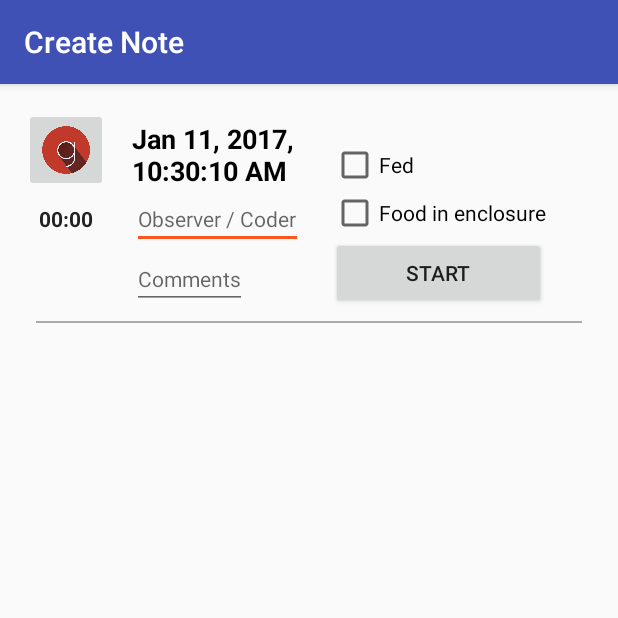
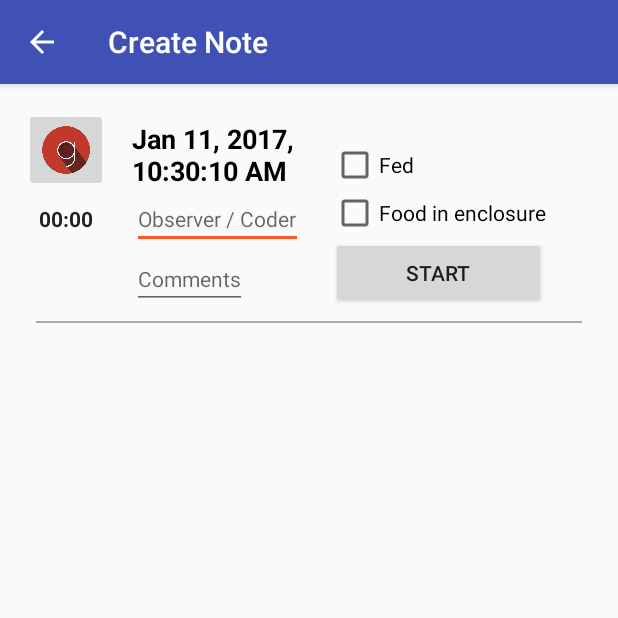
Before and after one commit to jwatzek/WhatsOb, an Android app: the screen it shows after launch (NoteDetailActivity), after a tap on an icon or button, on a phone screen of 412 x 824 dp, the top half of it. Run offline under Robolectric (Android 15) with nearby library versions, the phone set to English and light mode, and no system bars.

Commit message:
Fix navigation/back button/back stack issues; Remove CSV option

```diff
--- a/app/src/main/java/com/juliawatzek/whatsob/NoteCreateFragment.java
+++ b/app/src/main/java/com/juliawatzek/whatsob/NoteCreateFragment.java
@@ -7,6 +7,7 @@ import android.media.MediaPlayer;
 import android.os.Bundle;
 import android.os.CountDownTimer;
 import android.os.SystemClock;
+import android.support.design.widget.Snackbar;
 import android.support.v4.app.Fragment;
 import android.support.v7.app.AlertDialog;
 import android.view.LayoutInflater;
@@ -175,7 +176,7 @@ public class NoteCreateFragment extends Fragment {
         });
 
         // attach onClickListeners to all ID buttons
-        LinearLayout individuals = (LinearLayout) fragmentLayout.findViewById(R.id.layoutIds);
+        GridLayout individuals = (GridLayout) fragmentLayout.findViewById(R.id.layoutIds);
         int idCount = individuals.getChildCount();
 
         for (int i = 0; i < idCount; i++) {
@@ -255,6 +256,8 @@ public class NoteCreateFragment extends Fragment {
         // TODO: Save visibility of quick-text buttons + message etc.! Everything that gets overwritten or reset on onCreate.
     }
 
+
+
     private void buildShareDialog() {
 
         final String[] sharing = new String[]{"Active-Share", "Passive-Share", "Cofeed", "Beg"};
@@ -317,7 +320,7 @@ public class NoteCreateFragment extends Fragment {
             @Override
             public void onClick(DialogInterface dialogInterface, int i) {
 
-                message.append("# " + input.getText());
+                message.append(("# " + input.getText()).replace(" ", "\u00A0"));
                 enterDataRow();
 
                 input.setText("");
@@ -408,6 +411,7 @@ public class NoteCreateFragment extends Fragment {
 
                 dbAdapter.close();
                 Intent intent = new Intent(getActivity(), MainActivity.class);
+                intent.addFlags(Intent.FLAG_ACTIVITY_CLEAR_TOP);
                 startActivity(intent);
             }
         });
--- a/app/src/main/java/com/juliawatzek/whatsob/NoteDetailActivity.java
+++ b/app/src/main/java/com/juliawatzek/whatsob/NoteDetailActivity.java
@@ -7,6 +7,8 @@ import android.support.v7.app.AppCompatActivity;
 import android.os.Bundle;
 
 public class NoteDetailActivity extends AppCompatActivity {
+
+    boolean suppressBackPressed;
 
     @Override
     protected void onCreate(Bundle savedInstanceState) {
@@ -47,6 +49,7 @@ public class NoteDetailActivity extends AppCompatActivity {
                 // create and add new note edit fragment (with tag, in case we want to retrieve it)
                 NoteCreateFragment noteCreateFragment = new NoteCreateFragment();
                 setTitle(R.string.create_fragment_title);
+                suppressBackPressed = true;
                 fragmentTransaction.add(R.id.note_container, noteCreateFragment, "NOTE_CREATE_FRAGMENT");
                 break;
         }
@@ -56,4 +59,11 @@ public class NoteDetailActivity extends AppCompatActivity {
 
     }
 
+    @Override
+    public void onBackPressed() {
+        if (!suppressBackPressed) {
+            super.onBackPressed();
+        }
+    }
+
 }
--- a/app/src/main/java/com/juliawatzek/whatsob/NoteEditFragment.java
+++ b/app/src/main/java/com/juliawatzek/whatsob/NoteEditFragment.java
@@ -164,6 +164,7 @@ public class NoteEditFragment extends Fragment {
 
                 dbAdapter.close();
                 Intent intent = new Intent(getActivity(), MainActivity.class);
+                intent.addFlags(Intent.FLAG_ACTIVITY_CLEAR_TOP);
                 startActivity(intent);
             }
         });
--- a/app/src/main/res/layout/fragment_note_create.xml
+++ b/app/src/main/res/layout/fragment_note_create.xml
@@ -141,13 +141,14 @@
         android:gravity="center_horizontal"
         android:visibility="gone">
 
-        <LinearLayout
+        <GridLayout
             android:id="@+id/layoutIds"
             android:layout_width="wrap_content"
             android:layout_height="wrap_content"
             android:layout_alignParentBottom="true"
             android:layout_marginRight="24dp"
-            android:orientation="vertical">
+            android:orientation="vertical"
+            android:rowCount="6">
 
             <TextView
                 android:layout_width="wrap_content"
@@ -160,34 +161,67 @@
             <Button
                 android:layout_width="wrap_content"
                 android:layout_height="56dp"
-                android:minWidth="120dp"
-                android:text="Griffin" />
+                android:minWidth="90dp"
+                android:text="Mason" />
 
             <Button
                 android:layout_width="wrap_content"
                 android:layout_height="56dp"
-                android:minWidth="120dp"
-                android:text="Lily" />
+                android:minWidth="90dp"
+                android:text="Mango" />
 
             <Button
                 android:layout_width="wrap_content"
                 android:layout_height="56dp"
-                android:minWidth="120dp"
-                android:text="Lexi" />
+                android:minWidth="90dp"
+                android:text="Scarlett" />
 
             <Button
                 android:layout_width="wrap_content"
                 android:layout_height="56dp"
-                android:minWidth="120dp"
-                android:text="Widget" />
+                android:minWidth="90dp"
+                android:text="Star" />
 
             <Button
                 android:layout_width="wrap_content"
                 android:layout_height="56dp"
-                android:minWidth="120dp"
-                android:text="Wren" />
+                android:minWidth="90dp"
+                android:text="Bias" />
 
-        </LinearLayout>
+            <Space />
+
+            <Button
+                android:layout_height="56dp"
+                android:layout_gravity="fill_horizontal"
+                android:minWidth="90dp"
+                android:text="Benny" />
+
+            <Button
+                android:layout_height="56dp"
+                android:layout_gravity="fill_horizontal"
+                android:minWidth="90dp"
+                android:text="Bailey" />
+
+            <Button
+                android:layout_height="56dp"
+                android:layout_gravity="fill_horizontal"
+                android:minWidth="90dp"
+                android:text="Beeker" />
+
+            <Button
+                android:layout_height="56dp"
+                android:layout_gravity="fill_horizontal"
+                android:minWidth="90dp"
+                android:text="Gonzo" />
+
+            <Button
+                android:layout_height="56dp"
+                android:layout_gravity="fill_horizontal"
+                android:minWidth="90dp"
+                android:text="Gretel" />
+
+
+        </GridLayout>
 
         <GridLayout
             android:id="@+id/layoutBehavs"
--- a/build.gradle
+++ b/build.gradle
@@ -5,7 +5,7 @@ buildscript {
         jcenter()
     }
     dependencies {
-        classpath 'com.android.tools.build:gradle:2.2.2'
+        classpath 'com.android.tools.build:gradle:2.2.3'
 
         // NOTE: Do not place your application dependencies here; they belong
         // in the individual module build.gradle files
```
Also changed, not shown: app/src/main/AndroidManifest.xml (+6 -2 lines), app/src/main/java/com/juliawatzek/whatsob/MainActivity.java (+13 -1 lines), app/src/main/java/com/juliawatzek/whatsob/MainActivityListFragment.java (+12 -10 lines), app/src/main/java/com/juliawatzek/whatsob/Note.java (+1 -9 lines), app/src/main/res/xml/app_preferences.xml (+7 -7 lines).
